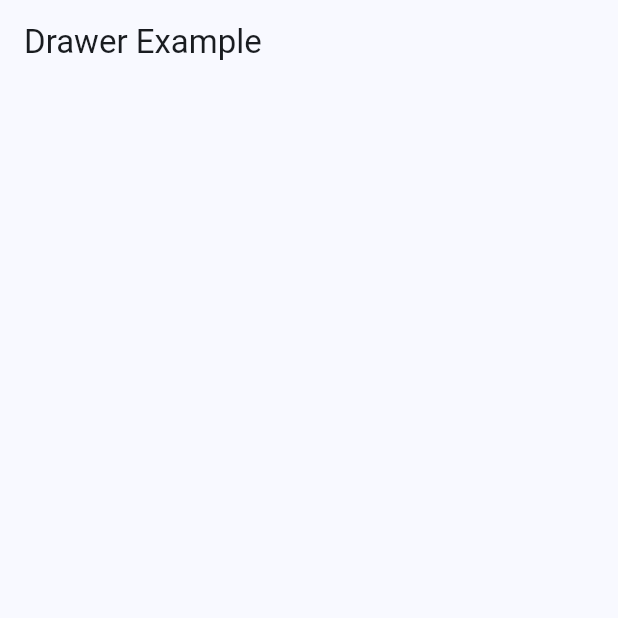
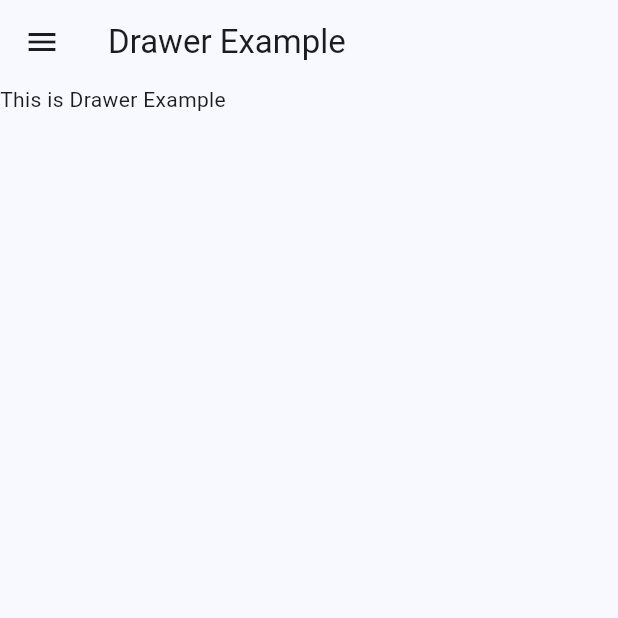
Before and after one commit to mbilal-eng/flutter_layouts, a Flutter app: the MyDrawer screen opened directly, on a phone screen of 412 x 824 dp, the top half of it. Run offline on Flutter 3.47's test engine with Material 3 defaults, Android fonts, the phone set to English and light mode, and no system bars.

Commit message:
Day 03 - Navigation Widgets

```diff
--- a/lib/main.dart
+++ b/lib/main.dart
@@ -6,6 +6,8 @@
 import 'package:flutter_layouts/widgets/my_richtext.dart';
 import 'package:flutter_layouts/widgets/my_text.dart';
 import 'package:flutter_layouts/widgets/my_wrap.dart';
+import 'package:flutter_layouts/widgets/navigation_widgets/my_bottom_appbar.dart';
+import 'package:flutter_layouts/widgets/navigation_widgets/my_tabbar.dart';
 import 'package:flutter_layouts/widgets/navigation_widgets/mydrawer.dart';
 
 void main() {
@@ -23,7 +25,7 @@
       theme: ThemeData(
         colorScheme: ColorScheme.fromSeed(seedColor: Colors.blue),
       ),
-      home: MyDrawer(),
+      home: MyTabbar(),
     );
   }
 }
--- a/lib/widgets/navigation_widgets/mydrawer.dart
+++ b/lib/widgets/navigation_widgets/mydrawer.dart
@@ -1,10 +1,77 @@
 import 'package:flutter/material.dart';
 
-class MyDrawer extends StatelessWidget {
+class MyDrawer extends StatefulWidget {
   const MyDrawer({super.key});
 
   @override
+  State<MyDrawer> createState() => _MyDrawerState();
+}
+
+class _MyDrawerState extends State<MyDrawer> {
+  final GlobalKey<ScaffoldState> _globalKey = GlobalKey<ScaffoldState>();
+
+  @override
   Widget build(BuildContext context) {
-    return Scaffold(appBar: AppBar(title: Text("Drawer Example")));
+    return Scaffold(
+      key: _globalKey,
+      appBar: AppBar(
+        title: Text("Drawer Example"),
+        leading: IconButton(
+          onPressed: () {
+            _globalKey.currentState!.openDrawer();
+          },
+          icon: Icon(Icons.menu),
+        ),
+      ),
+      body: Column(
+        crossAxisAlignment: CrossAxisAlignment.start,
+        children: [Text("This is Drawer Example")],
+      ),
+      // endDrawer: rightSide,
+      // drawer: leftside
+      drawer: Drawer(
+        child: Column(
+          children: [
+            DrawerHeader(
+              child: Row(
+                children: [
+                  FlutterLogo(size: 100),
+                  Column(
+                    mainAxisSize: MainAxisSize.min,
+                    children: [
+                      Text(
+                        "App Title",
+                        style: TextStyle(
+                          fontSize: 24,
+                          fontWeight: FontWeight.bold,
+                        ),
+                      ),
+                      Row(
+                        children: [
+                          Icon(Icons.facebook),
+                          Icon(Icons.settings),
+                          Icon(Icons.alarm),
+                        ],
+                      ),
+                    ],
+                  ),
+                ],
+              ),
+            ),
+            ListTile(leading: Icon(Icons.home), title: Text("Home")),
+            ListTile(leading: Icon(Icons.person), title: Text("Profile")),
+            ListTile(leading: Icon(Icons.settings), title: Text("Setting")),
+            Spacer(),
+            ListTile(
+              leading: Icon(Icons.exit_to_app),
+              title: Text("Logout"),
+              onTap: () {
+                _globalKey.currentState!.closeDrawer();
+              },
+            ),
+          ],
+        ),
+      ),
+    );
   }
 }
```
Also changed, not shown: lib/widgets/navigation_widgets/my_bottom_appbar.dart (added, +34 -0 lines), lib/widgets/navigation_widgets/my_tabbar.dart (added, +50 -0 lines).
